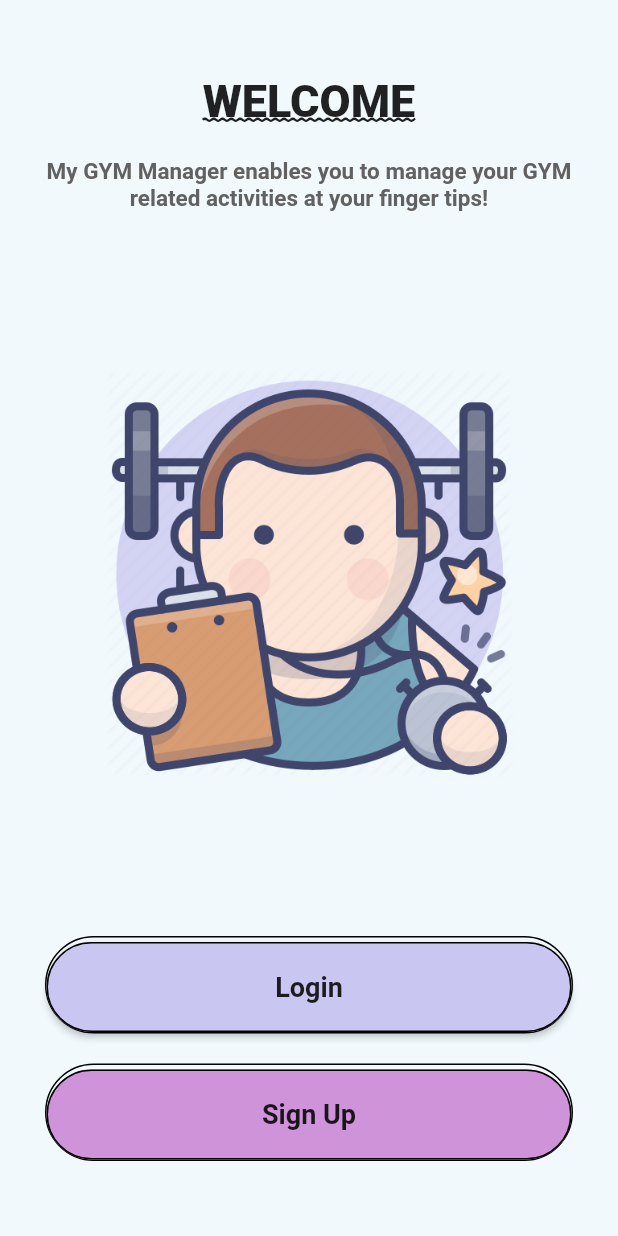
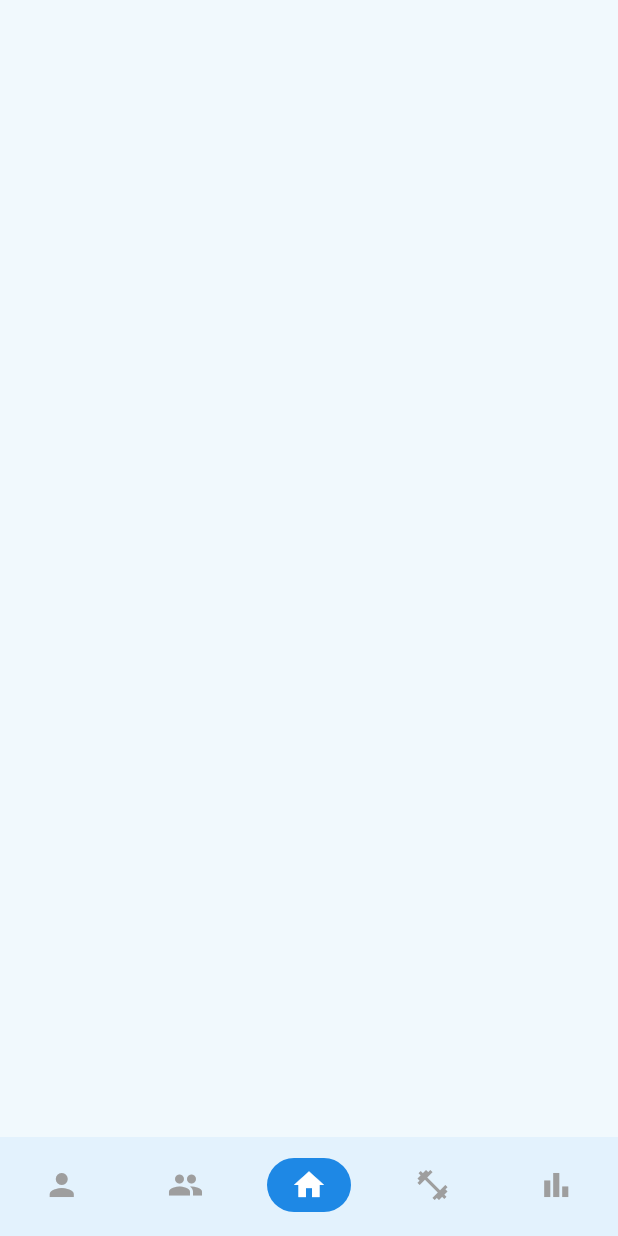
Before and after one commit to risdatamamal/Gym-Management-System, a Flutter app: the screen it shows after launch, on a phone screen of 412 x 824 dp. Run offline on Flutter 3.47's test engine with Material 2 defaults, Android fonts, the phone set to English and light mode, and no system bars; our stand-ins replace simple_animations, supercharged; Roboto replaces fonts that are missing (OpenSans-Regular).

Commit message:
Bottom Nav Bar Completed
Bottom navigation bar UI completed. No functionality.

```diff
--- /dev/null
+++ b/lib/config/palette.dart
@@ -0,0 +1,5 @@
+import 'package:flutter/material.dart';
+
+class Palette {
+  static const Color primaryColor = Color(0xFF473F97);
+}
--- /dev/null
+++ b/lib/config/styles.dart
@@ -0,0 +1,19 @@
+import 'package:flutter/material.dart';
+
+class Styles {
+  static const buttonTextStyle = TextStyle(
+    fontSize: 16.0,
+    fontWeight: FontWeight.w600,
+  );
+
+  static const chartLabelsTextStyle = TextStyle(
+    color: Colors.grey,
+    fontSize: 14.0,
+    fontWeight: FontWeight.w500,
+  );
+
+  static const tabTextStyle = TextStyle(
+    fontSize: 16.0,
+    fontWeight: FontWeight.w600,
+  );
+}
--- a/lib/main.dart
+++ b/lib/main.dart
@@ -1,4 +1,5 @@
 import 'package:flutter/material.dart';
+import 'package:my_gym_manager/screens/bottom_nav_bar.dart';
 import 'package:my_gym_manager/screens/welcome_page.dart';
 
 void main() {
@@ -10,7 +11,7 @@ void main() {
         scaffoldBackgroundColor: const Color(0xFFF1F9FD),
         visualDensity: VisualDensity.adaptivePlatformDensity,
       ),
-      home: WelcomePage(),
+      home: BottomNavBar(),
     ),
   );
 }
--- /dev/null
+++ b/lib/screens/bottom_nav_bar.dart
@@ -0,0 +1,67 @@
+import 'package:flutter/material.dart';
+
+class BottomNavBar extends StatefulWidget {
+  @override
+  _BottomNavBarState createState() => _BottomNavBarState();
+}
+
+class _BottomNavBarState extends State<BottomNavBar> {
+  final List _screens = [
+    Scaffold(),
+    Scaffold(),
+    Scaffold(),
+    Scaffold(),
+    Scaffold(),
+  ];
+
+  int _currentIndex = 2;
+
+  @override
+  Widget build(BuildContext context) {
+    return Scaffold(
+      body: _screens[_currentIndex],
+      bottomNavigationBar: BottomNavigationBar(
+        currentIndex: _currentIndex,
+        onTap: (index) => setState(() => _currentIndex = index),
+        type: BottomNavigationBarType.fixed,
+        backgroundColor: Colors.blue[50],
+        showSelectedLabels: false,
+        showUnselectedLabels: false,
+        selectedItemColor: Colors.white,
+        unselectedItemColor: Colors.grey,
+        elevation: 0.0,
+        items: [
+          Icons.person,
+          Icons.group,
+          Icons.home,
+          Icons.fitness_center,
+          Icons.bar_chart,
+        ]
+            .asMap()
+            .map(
+              (key, value) => MapEntry(
+                key,
+                BottomNavigationBarItem(
+                  label: '',
+                  icon: Container(
+                    padding: const EdgeInsets.symmetric(
+                      vertical: 6.0,
+                      horizontal: 16.0,
+                    ),
+                    decoration: BoxDecoration(
+                      color: _currentIndex == key
+                          ? Colors.blue[600]
+                          : Colors.transparent,
+                      borderRadius: BorderRadius.circular(20.0),
+                    ),
+                    child: Icon(value),
+                  ),
+                ),
+              ),
+            )
+            .values
+            .toList(),
+      ),
+    );
+  }
+}
--- a/pubspec.yaml
+++ b/pubspec.yaml
@@ -33,6 +33,7 @@ dev_dependencies:
   flutter_test:
     sdk: flutter
   simple_animations: ^2.4.2
+  bubble_tab_indicator: ^0.1.4
 
 # For information on the generic Dart part of this file, see the
 # following page: https://dart.dev/tools/pub/pubspec
```
Also changed, not shown: pubspec.lock.
